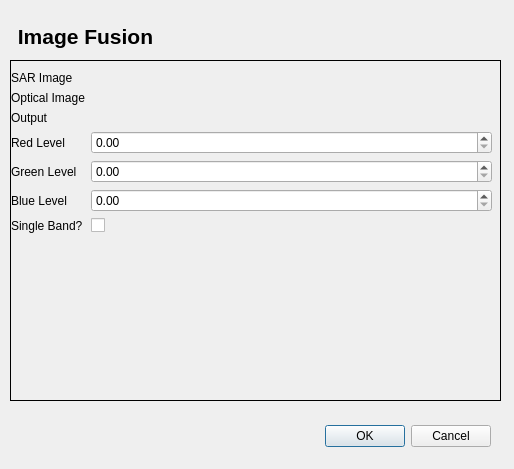
First picture: the form in reg_eo-sar_image_fusion/image_fusion_dialog_base.ui, repository AUGSignals/qgis-plugins, before the edit.
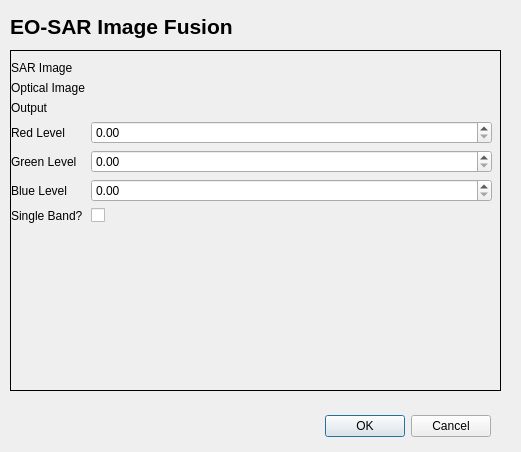
Second picture: the form after the edit. Icons and pictures are not drawn. Custom widgets are drawn as their Qt base class.

Commit message: Merged changes to Image Alignment plugins

Diff of the .ui file:
```diff
--- a/reg_eo-sar_image_fusion/image_fusion_dialog_base.ui
+++ b/reg_eo-sar_image_fusion/image_fusion_dialog_base.ui
@@ -6,8 +6,8 @@
    <rect>
     <x>0</x>
     <y>0</y>
-    <width>514</width>
-    <height>469</height>
+    <width>521</width>
+    <height>452</height>
    </rect>
   </property>
   <property name="windowTitle">
@@ -17,7 +17,7 @@
    <property name="geometry">
     <rect>
      <x>50</x>
-     <y>420</y>
+     <y>410</y>
      <width>441</width>
      <height>32</height>
     </rect>
@@ -33,7 +33,7 @@
    <property name="geometry">
     <rect>
      <x>10</x>
-     <y>60</y>
+     <y>50</y>
      <width>491</width>
      <height>341</height>
     </rect>
@@ -191,9 +191,9 @@
   <widget class="QLabel" name="title_label">
    <property name="geometry">
     <rect>
-     <x>0</x>
-     <y>20</y>
-     <width>171</width>
+     <x>10</x>
+     <y>10</y>
+     <width>491</width>
      <height>33</height>
     </rect>
    </property>
@@ -202,10 +202,10 @@
 &lt;html&gt;&lt;head&gt;&lt;meta name=&quot;qrichtext&quot; content=&quot;1&quot; /&gt;&lt;style type=&quot;text/css&quot;&gt;
 p, li { white-space: pre-wrap; }
 &lt;/style&gt;&lt;/head&gt;&lt;body style=&quot; font-family:'MS Shell Dlg 2'; font-size:8pt; font-weight:400; font-style:normal;&quot;&gt;
-&lt;p style=&quot; margin-top:0px; margin-bottom:0px; margin-left:0px; margin-right:0px; -qt-block-indent:0; text-indent:0px;&quot;&gt;&lt;span style=&quot; font-family:'Sans Serif'; font-size:16pt; font-weight:600;&quot;&gt;Image Fusion&lt;/span&gt;&lt;/p&gt;&lt;/body&gt;&lt;/html&gt;</string>
+&lt;p style=&quot; margin-top:0px; margin-bottom:0px; margin-left:0px; margin-right:0px; -qt-block-indent:0; text-indent:0px;&quot;&gt;&lt;span style=&quot; font-family:'Sans Serif'; font-size:16pt; font-weight:600;&quot;&gt;EO-SAR Image Fusion&lt;/span&gt;&lt;/p&gt;&lt;/body&gt;&lt;/html&gt;</string>
    </property>
    <property name="alignment">
-    <set>Qt::AlignCenter</set>
+    <set>Qt::AlignLeading|Qt::AlignLeft|Qt::AlignVCenter</set>
    </property>
   </widget>
   <zorder>stackedWidget</zorder>
```
Left out of the diff: 21 changed lines with no effect on the pictures. The commit also changes 33 other files.
